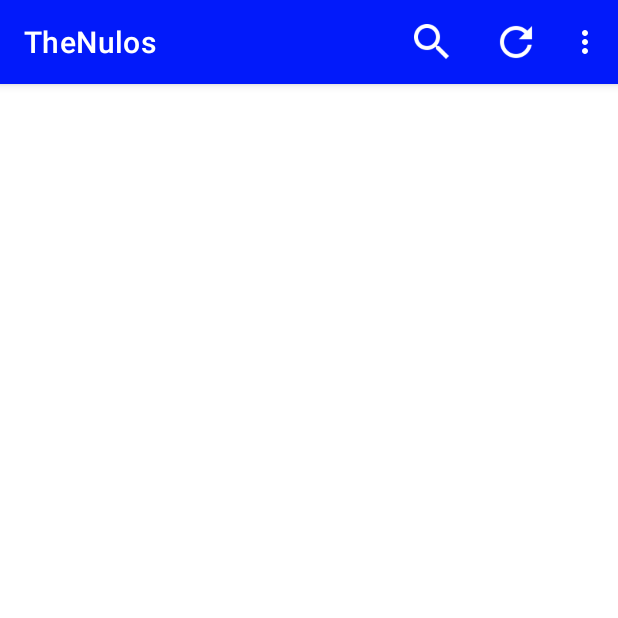
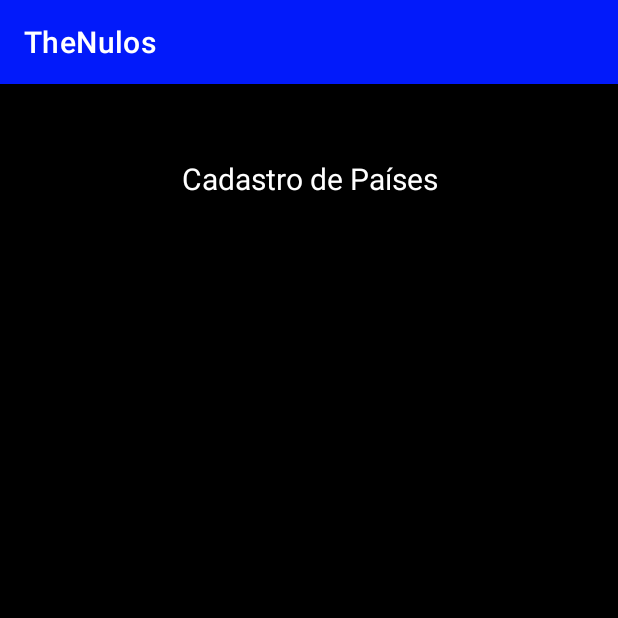
Before and after one commit to leiarafaela/des-mobile, an Android app: the HomeScreenActivity screen opened directly, with no data from a screen before it, in the options menu, after a tap on "Adicionar", on a phone screen of 412 x 824 dp, the top half of it. Run offline under Robolectric (Android 15) with nearby library versions, the phone set to English and light mode, and no system bars.

Commit message:
progress, 3 activity in Adicionar

```diff
--- a/app/src/main/AndroidManifest.xml
+++ b/app/src/main/AndroidManifest.xml
@@ -9,6 +9,9 @@
         android:roundIcon="@mipmap/ic_launcher_round"
         android:supportsRtl="true"
         android:theme="@style/Theme.TheNulos">
+        <activity
+            android:name=".RegisterActivity"
+            android:exported="false" />
         <activity
             android:name=".HomeScreenActivity"
             android:exported="false" />
--- a/app/src/main/java/br/com/mobile/thenulos/HomeScreenActivity.kt
+++ b/app/src/main/java/br/com/mobile/thenulos/HomeScreenActivity.kt
@@ -1,7 +1,10 @@
 package br.com.mobile.thenulos
 
+import android.content.Intent
 import android.os.Bundle
 import android.view.Menu
+import android.view.MenuItem
+import android.widget.Toast
 
 class HomeScreenActivity : DebugActivity() {
     override fun onCreate(savedInstanceState: Bundle?) {
@@ -14,4 +17,26 @@ class HomeScreenActivity : DebugActivity() {
         return super.onCreateOptionsMenu(menu)
 
     }
+
+    override fun onOptionsItemSelected(item: MenuItem): Boolean {
+        val id = item.itemId
+
+        if (id == R.id.action_buscar){
+            Toast.makeText(this, "Buscar", Toast.LENGTH_LONG).show()
+
+        } else if (id == R.id.action_atualizar){
+            Toast.makeText(this, "Atualizar", Toast.LENGTH_LONG).show()
+
+        } else if (id == R.id.action_adicionar){
+            Toast.makeText(this, "Adicionar", Toast.LENGTH_LONG).show()
+            val intent = Intent(this, RegisterActivity::class.java)
+            startActivity(intent)
+
+        } else if (id == R.id.action_sair){
+            Toast.makeText(this, "Sair", Toast.LENGTH_LONG).show()
+
+        }
+
+        return super.onOptionsItemSelected(item)
+    }
 }
--- /dev/null
+++ b/app/src/main/java/br/com/mobile/thenulos/RegisterActivity.kt
@@ -0,0 +1,11 @@
+package br.com.mobile.thenulos
+
+import androidx.appcompat.app.AppCompatActivity
+import android.os.Bundle
+
+class RegisterActivity : AppCompatActivity() {
+    override fun onCreate(savedInstanceState: Bundle?) {
+        super.onCreate(savedInstanceState)
+        setContentView(R.layout.activity_register)
+    }
+}
--- a/app/src/main/res/layout/activity_home_screen.xml
+++ b/app/src/main/res/layout/activity_home_screen.xml
@@ -2,6 +2,7 @@
 <LinearLayout xmlns:android="http://schemas.android.com/apk/res/android"
     xmlns:app="http://schemas.android.com/apk/res-auto"
     xmlns:tools="http://schemas.android.com/tools"
+    android:background="@color/black"
     android:orientation="vertical"
     android:layout_width="match_parent"
     android:layout_height="match_parent"
--- /dev/null
+++ b/app/src/main/res/layout/activity_register.xml
@@ -0,0 +1,19 @@
+<?xml version="1.0" encoding="utf-8"?>
+<LinearLayout xmlns:android="http://schemas.android.com/apk/res/android"
+    xmlns:app="http://schemas.android.com/apk/res-auto"
+    xmlns:tools="http://schemas.android.com/tools"
+    android:background="@color/black"
+    android:layout_width="match_parent"
+    android:layout_height="match_parent"
+    tools:context=".RegisterActivity">
+
+    <TextView
+        android:id="@+id/texto_cadastrar_pais"
+        android:layout_width="0dp"
+        android:layout_height="126dp"
+        android:layout_weight="1"
+        android:gravity="center"
+        android:text="@string/cadastro_paises_text"
+        android:textColor="@color/white"
+        android:textSize="20sp" />
+</LinearLayout>
--- a/app/src/main/res/values/strings.xml
+++ b/app/src/main/res/values/strings.xml
@@ -9,4 +9,5 @@
     <string name="action_config">Configurações</string>
     <string name="action_adicionar">Adicionar</string>
     <string name="action_sair">Sair</string>
+    <string name="cadastro_paises_text">Cadastro de Países</string>
 </resources>
```
